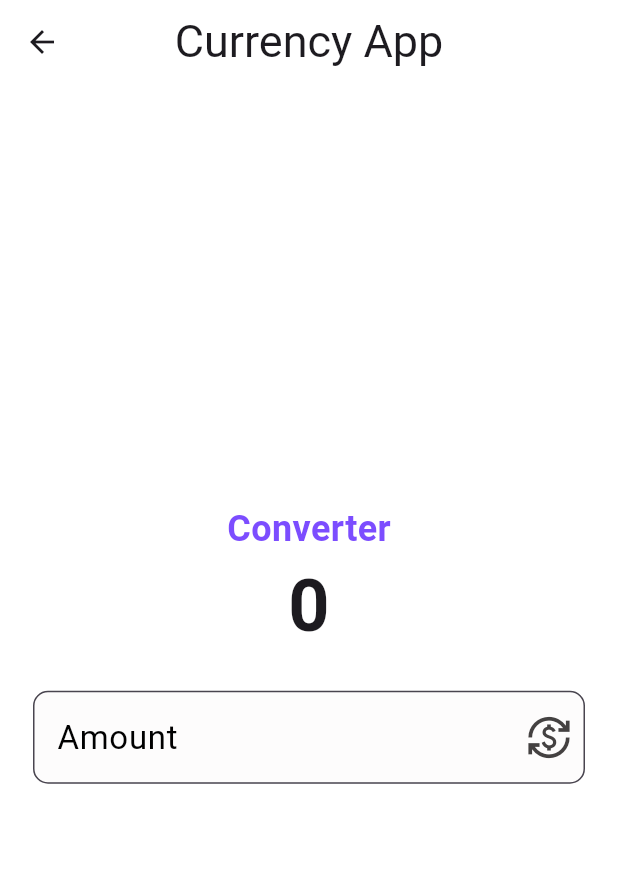
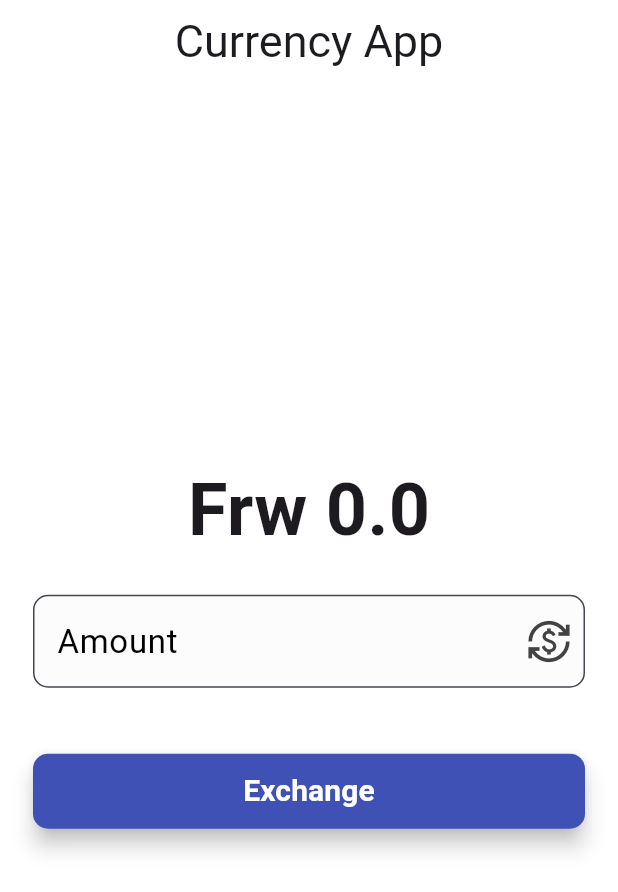
Before and after one commit to RUYANGA/Currency_App, a Flutter app: the screen it shows after launch, on a phone screen of 412 x 824 dp. Shown: the top 892 px of the screen. Run offline on Flutter 3.47's test engine with Material 3 defaults, Android fonts, the phone set to English and light mode, and no system bars.

Commit message:
finish app

```diff
--- a/lib/currency_converter.dart
+++ b/lib/currency_converter.dart
@@ -1,39 +1,38 @@
 import 'package:flutter/material.dart';
 
-class CurrencyConvert extends StatelessWidget {
+class CurrencyConvert extends StatefulWidget {
   const CurrencyConvert({super.key});
+
+  @override
+  State<CurrencyConvert> createState() => _CurrencyConvertState();
+}
+
+class _CurrencyConvertState extends State<CurrencyConvert> {
+  double result = 0;
+  final TextEditingController textEditingController = TextEditingController();
 
   @override
   Widget build(BuildContext context) {
     return Scaffold(
       backgroundColor: Colors.white,
       appBar: AppBar(
-        leading: BackButton(),
+        //leading: BackButton(),
         title: const Text('Currency App', style: TextStyle(fontSize: 30)),
         centerTitle: true,
         backgroundColor: Colors.white,
       ),
-
       body: Center(
         child: Column(
           mainAxisAlignment: MainAxisAlignment.center,
           children: [
             Text(
-              "Converter",
-              style: TextStyle(
-                fontSize: 24,
-                fontWeight: FontWeight.bold,
-                color: Colors.deepPurpleAccent,
-              ),
+              'Frw $result',
+              style: const TextStyle(fontSize: 48, fontWeight: FontWeight.bold),
             ),
-            Text(
-              "0",
-              style: TextStyle(fontSize: 48, fontWeight: FontWeight.bold),
-            ),
-
             Padding(
               padding: const EdgeInsets.all(22.0),
               child: TextField(
+                controller: textEditingController,
                 decoration: InputDecoration(
                   suffixIcon: Icon(
                     Icons.currency_exchange,
@@ -48,7 +47,7 @@ class CurrencyConvert extends StatelessWidget {
                     borderRadius: BorderRadius.all(Radius.circular(10)),
                   ),
                   labelText: 'Amount',
-                  hintText: 'Enter Amount',
+                  hintText: 'Enter USD',
                   hintStyle: TextStyle(fontSize: 20, color: Colors.black),
                   labelStyle: TextStyle(fontSize: 22, color: Colors.black),
                   filled: true,
@@ -61,9 +60,32 @@ class CurrencyConvert extends StatelessWidget {
                     borderRadius: BorderRadius.all(Radius.circular(10)),
                   ),
                 ),
-                keyboardType: TextInputType.numberWithOptions(
-                  decimal: true,
-                  signed: false,
+                keyboardType: TextInputType.numberWithOptions(decimal: true),
+              ),
+            ),
+            Padding(
+              padding: const EdgeInsets.all(22.0),
+              child: ElevatedButton(
+                onPressed: () {
+                  setState(() {
+                    result = double.tryParse(textEditingController.text) != null
+                        ? double.parse(textEditingController.text) * 1450
+                        : 0;
+                  });
+                },
+                style: ElevatedButton.styleFrom(
+                  backgroundColor: Colors.indigo,
+                  foregroundColor: Colors.white,
+                  minimumSize: Size(double.infinity, 50),
+                  elevation: 6,
+                  shape: RoundedRectangleBorder(
+                    borderRadius: BorderRadius.circular(10),
+                  ),
+                ),
+
+                child: Text(
+                  "Exchange",
+                  style: TextStyle(fontWeight: FontWeight.bold, fontSize: 20),
                 ),
               ),
             ),
```
